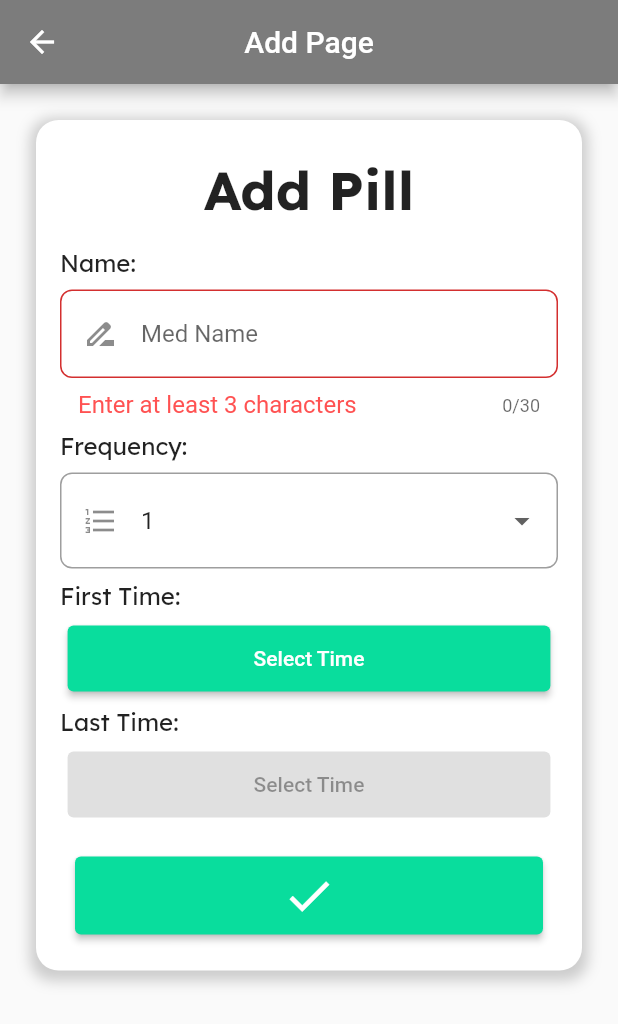
After one commit to AlvaroBagnara/its_pill_time, a Flutter app: the ListPage screen opened directly, after a tap on the "done" icon, on a phone screen of 412 x 824 dp. The commit adds this screen. Shown: the top 1024 px of the screen. Run offline on Flutter 3.47's test engine with Material 2 defaults, Android fonts, the phone set to English and light mode, and no system bars; our stand-ins replace google_fonts.

Commit message:
Antes da Alteracao To do

```diff
--- /dev/null
+++ b/lib/models/med.dart
@@ -0,0 +1,18 @@
+class Med {
+  String? title;
+  bool? done;
+
+  Med({this.title, this.done});
+
+  Med.fromJson(Map<String, dynamic> json) {
+    title = json['title'];
+    done = json['done'];
+  }
+
+  Map<String, dynamic> toJson() {
+    final Map<String, dynamic> data = new Map<String, dynamic>();
+    data['title'] = this.title;
+    data['done'] = this.done;
+    return data;
+  }
+}
--- a/lib/pages/Home/homePage.dart
+++ b/lib/pages/Home/homePage.dart
@@ -1,11 +1,8 @@
 import 'package:flutter/material.dart';
 import 'package:its_pill_time/pages/Add/addPage.dart';
-
-
 import 'widgets/homePageLayout.dart';
 
 class HomePage extends StatefulWidget {
-  HomePage({Key? key}) : super(key: key);
 
   @override
   State<HomePage> createState() => _HomePageState();
--- a/lib/pages/Home/widgets/homePageLayout.dart
+++ b/lib/pages/Home/widgets/homePageLayout.dart
@@ -1,7 +1,17 @@
 import 'package:flutter/material.dart';
 
+import '../../../models/med.dart';
+
 class HomePageLayout extends StatefulWidget {
-  HomePageLayout({Key? key}) : super(key: key);
+  var meds = <Med>[];
+
+  HomePage(){
+    meds = [];
+    meds.add(Med(title: "Teste 1", done: false));
+    meds.add(Med(title: "Teste 2", done: true));
+    meds.add(Med(title: "Teste 3", done: false));
+  }
+
 
   @override
   State<HomePageLayout> createState() => _HomePageLayoutState();
@@ -11,6 +21,7 @@ class _HomePageLayoutState extends State<HomePageLayout> {
   @override
   Widget build(BuildContext context) {
     bool isChecked = false;
+
     return StatefulBuilder(
         builder: (BuildContext context, StateSetter setState) {
       return Container(
@@ -48,7 +59,7 @@ class _HomePageLayoutState extends State<HomePageLayout> {
                 height: 400,
                 decoration: BoxDecoration(
                     color: Colors.white,
-                    borderRadius: BorderRadius.circular(15),
+                    borderRadius: BorderRadius.circular(10),
                     boxShadow: [
                       BoxShadow(
                         color: Colors.grey.withOpacity(0.5),
@@ -59,7 +70,8 @@ class _HomePageLayoutState extends State<HomePageLayout> {
                     ]),
                 child: Column(
                   children: [
-                    CheckboxListTile(
+                    Card(
+                      child: CheckboxListTile(
                         controlAffinity: ListTileControlAffinity.leading,
                         title: Text("Paracetamol - 10:00 PM"),
                         value: isChecked,
@@ -71,7 +83,9 @@ class _HomePageLayoutState extends State<HomePageLayout> {
                         activeColor: Color(0xFF09dd9d),
                         checkColor: Colors.white,
                       ),
-                    CheckboxListTile(
+                    ),
+                    Card(
+                      child: CheckboxListTile(
                         controlAffinity: ListTileControlAffinity.leading,
                         title: Text("Vitamin C      - 10:00 PM"),
                         value: isChecked,
@@ -83,9 +97,11 @@ class _HomePageLayoutState extends State<HomePageLayout> {
                         activeColor: Color(0xFF09dd9d),
                         checkColor: Colors.white,
                       ),
-                    CheckboxListTile(
+                    ),
+                    Card(
+                      child: CheckboxListTile(
                         controlAffinity: ListTileControlAffinity.leading,
-                      title: Text("Aspirin           - 10:00 PM"),
+                        title: Text("Aspirin           - 10:00 PM "),
                         value: isChecked,
                         onChanged: (value) {
                           setState(() {
@@ -94,6 +110,7 @@ class _HomePageLayoutState extends State<HomePageLayout> {
                         },
                         activeColor: Color(0xFF09dd9d),
                         checkColor: Colors.white,
+                      ),
                     ),
                   ],
                 ),
--- /dev/null
+++ b/lib/pages/List/ListPage.dart
@@ -0,0 +1,349 @@
+import 'package:flutter/material.dart';
+import 'package:google_fonts/google_fonts.dart';
+import 'package:its_pill_time/pages/Home/homePage.dart';
+
+class ListPage extends StatefulWidget {
+  ListPage({Key? key}) : super(key: key);
+
+  @override
+  State<ListPage> createState() => _ListPageState();
+}
+
+class _ListPageState extends State<ListPage> {
+  TimeOfDay? time;
+  TimeOfDay? lastTime;
+
+  final formKey = GlobalKey<FormState>();
+  String medName = '';
+  String? medFrequency = '1';
+  bool lastTimeActive = false;
+
+  List<DropdownMenuItem<String>> dropdownItems = [
+    DropdownMenuItem(child: Text("1"), value: "1"),
+    DropdownMenuItem(child: Text("2"), value: "2"),
+    DropdownMenuItem(child: Text("3"), value: "3"),
+    DropdownMenuItem(child: Text("4"), value: "4"),
+    DropdownMenuItem(child: Text("5"), value: "5"),
+    DropdownMenuItem(child: Text("6"), value: "6"),
+  ];
+
+  @override
+  Widget build(BuildContext context) {
+    return Scaffold(
+      appBar: AppBar(
+        title: Text("Add Page"),
+        centerTitle: true,
+        backgroundColor: Color(0xFF7c7c7c),
+      ),
+      body: Form(
+        key: formKey,
+        child: Column(
+          children: [
+            Container(
+              margin: EdgeInsets.all(24),
+              width: double.infinity,
+              decoration: BoxDecoration(
+                  color: Colors.white,
+                  borderRadius: BorderRadius.circular(15),
+                  boxShadow: [
+                    BoxShadow(
+                      color: Colors.grey.withOpacity(0.5),
+                      spreadRadius: 4,
+                      blurRadius: 7,
+                      offset: Offset(0, 3),
+                    ),
+                  ]),
+              child: Column(
+                children: [
+                  SizedBox(
+                    height: 24,
+                  ),
+                  Text(
+                    "Add Pill",
+                    style: GoogleFonts.lexend(
+                        textStyle: TextStyle(
+                            fontSize: 36, fontWeight: FontWeight.bold)),
+                  ),
+                  Padding(
+                    padding: EdgeInsets.all(16),
+                    child: Column(
+                      children: [
+                        //Name
+                        Container(
+                          margin: EdgeInsets.only(bottom: 8),
+                          child: Column(
+                            children: [
+                              Row(
+                                children: [
+                                  Text(
+                                    "Name:",
+                                    style: GoogleFonts.lexend(
+                                        textStyle: TextStyle(fontSize: 16)),
+                                  ),
+                                ],
+                              ),
+                              SizedBox(
+                                height: 8,
+                              ),
+                              TextFormField(
+                                decoration: InputDecoration(
+                                  hintText: "Med Name",
+                                  errorStyle: TextStyle(
+                                      color: Colors.redAccent, fontSize: 16.0),
+                                  prefixIcon: Padding(
+                                    padding: EdgeInsets.all(15),
+                                    child:
+                                        Icon(Icons.drive_file_rename_outline),
+                                  ),
+                                  border: OutlineInputBorder(
+                                    borderRadius: BorderRadius.all(
+                                      Radius.circular(8),
+                                    ),
+                                  ),
+                                ),
+                                validator: (value) {
+                                  if (value!.length < 3) {
+                                    return 'Enter at least 3 characters';
+                                  } else {
+                                    medName = value;
+                                    return null;
+                                  }
+                                },
+                                maxLength: 30,
+                                onSaved: (value) =>
+                                    setState(() => medName = value!),
+                              ),
+                            ],
+                          ),
+                        ),
+                        //Frequency
+                        Container(
+                          margin: EdgeInsets.only(bottom: 8),
+                          child: Column(
+                            children: [
+                              Row(
+                                children: [
+                                  Text(
+                                    "Frequency:",
+                                    style: GoogleFonts.lexend(
+                                        textStyle: TextStyle(fontSize: 16)),
+                                  ),
+                                ],
+                              ),
+                              SizedBox(
+                                height: 8,
+                              ),
+                              DropdownButtonFormField<String>(
+                                value: medFrequency,
+                                items: dropdownItems,
+                                onChanged: (String? newValue) {
+                                  setState(() {
+                                    medFrequency = newValue!;
+                                    if (medFrequency == "1") {
+                                      lastTimeActive = false;
+                                    } else {
+                                      lastTimeActive = true;
+                                    }
+                                  });
+                                },
+                                decoration: InputDecoration(
+                                  hintText: "Med Name",
+                                  errorStyle: TextStyle(
+                                      color: Colors.redAccent, fontSize: 16.0),
+                                  prefixIcon: Padding(
+                                    padding: EdgeInsets.all(15),
+                                    child: Icon(Icons.format_list_numbered),
+                                  ),
+                                  border: OutlineInputBorder(
+                                      borderRadius:
+                                          BorderRadius.all(Radius.circular(8))),
+                                ),
+                              ),
+                            ],
+                          ),
+                        ),
+                        //Firt Time
+                        Container(
+                          margin: EdgeInsets.only(bottom: 8),
+                          child: Column(
+                            children: [
+                              Row(
+                                children: [
+                                  Text(
+                                    "First Time:",
+                                    style: GoogleFonts.lexend(
+                                        textStyle: TextStyle(fontSize: 16)),
+                                  ),
+                                ],
+                              ),
+                              SizedBox(
+                                height: 8,
+                              ),
+                              Builder(
+                                builder: ((context) => ElevatedButton(
+                                      child: Padding(
+                                        padding: EdgeInsets.symmetric(
+                                            vertical: 14, horizontal: 108),
+                                        child: time != null
+                                            ? Text(
+                                                time!.hour
+                                                        .toString()
+                                                        .padLeft(2, "0") +
+                                                    ":" +
+                                                    time!.minute
+                                                        .toString()
+                                                        .padLeft(2, "0"),
+                                                style: TextStyle(fontSize: 24),
+                                              )
+                                            : Text("Select Time"),
+                                      ),
+                                      style: ElevatedButton.styleFrom(
+                                          primary: Color(0xFF09dd9d)),
+                                      onPressed: () {
+                                        pickTime(context);
+                                      },
+                                    )),
+                              ),
+                            ],
+                          ),
+                        ),
+
+                        //Last Time
+                        Container(
+                          margin: EdgeInsets.only(bottom: 8),
+                          child: Column(
+                            children: [
+                              Row(
+                                children: [
+                                  Text(
+                                    "Last Time:",
+                                    style: GoogleFonts.lexend(
+                                        textStyle: TextStyle(fontSize: 16)),
+                                  ),
+                                ],
+                              ),
+                              SizedBox(
+                                height: 8,
+                              ),
+                              Builder(
+                                builder: ((context) => ElevatedButton(
+                                      child: Padding(
+                                        padding: EdgeInsets.symmetric(
+                                            vertical: 14, horizontal: 108),
+                                        child: lastTime != null
+                                            ? Text(
+                                                lastTime!.hour
+                                                        .toString()
+                                                        .padLeft(2, "0") +
+                                                    ":" +
+                                                    lastTime!.minute
+                                                        .toString()
+                                                        .padLeft(2, "0"),
+                                                style: TextStyle(fontSize: 24),
+                                              )
+                                            : Text("Select Time"),
+                                      ),
+                                      style: ElevatedButton.styleFrom(
+                                          primary: Color(0xFF09dd9d)),
+                                      onPressed: lastTimeActive
+                                          ? () {
+                                              pickLastTime(context);
+                                            }
+                                          : null,
+                                    )),
+                              ),
+                            ],
+                          ),
+                        ),
+                        SizedBox(
+                          height: 16,
+                        ),
+                        Builder(
+                          builder: ((context) => ElevatedButton(
+                                child: Padding(
+                                  padding: EdgeInsets.symmetric(
+                                      vertical: 8, horizontal: 122),
+                                  child: Icon(
+                                    Icons.done,
+                                    size: 36,
+                                  ),
+                                ),
+                                style: ElevatedButton.styleFrom(
+                                    primary: Color(0xFF09dd9d)),
+                                onPressed: () {
+                                  if (formKey.currentState!.validate()) {
+                                    print(
+                                        "${medFrequency} - ${medName} - ${time} - ${lastTime} ");
+                                    ScaffoldMessenger.of(context).showSnackBar(
+                                      SnackBar(
+                                          backgroundColor: Color(0xFF09dd9d),
+                                          content: Row(
+                                            mainAxisAlignment:
+                                                MainAxisAlignment.center,
+                                            children: [
+                                              Text('Pill Added '),
+                                              Icon(
+                                                Icons.done,
+                                                color: Colors.white,
+                                                size: 16,
+                                              )
+                                            ],
+                                          )),
+                                    );
+                                    Navigator.pushReplacement(
+                                        context,
+                                        MaterialPageRoute(
+                                            builder: (context) => HomePage()));
+                                  } else {
+                                    null;
+                                  }
+                                },
+                              )),
+                        ),
+                        SizedBox(
+                          height: 8,
+                        ),
+                      ],
+                    ),
+                  )
+                ],
+              ),
+            ),
+            Flexible(
+              fit: FlexFit.tight,
+              child: Container(),
+            ),
+          ],
+        ),
+      ),
+    );
+  }
+
+  Future pickTime(BuildContext context) async {
+    final initialTime = TimeOfDay(hour: 4, minute: 0);
+    final newTime = await showTimePicker(
+      context: context,
+      initialTime: time ?? initialTime,
+    );
+
+    if (newTime == null) return;
+
+    setState(() {
+      time = newTime;
+    });
+  }
+
+  Future pickLastTime(BuildContext context) async {
+    final initialTime = TimeOfDay(hour: 4, minute: 0);
+    final newTime = await showTimePicker(
+      context: context,
+      initialTime: lastTime ?? initialTime,
+    );
+
+    if (newTime == null) return;
+
+    setState(() {
+      lastTime = newTime;
+    });
+  }
+}
```
Lines whose indentation alone changed are shown as unchanged.
